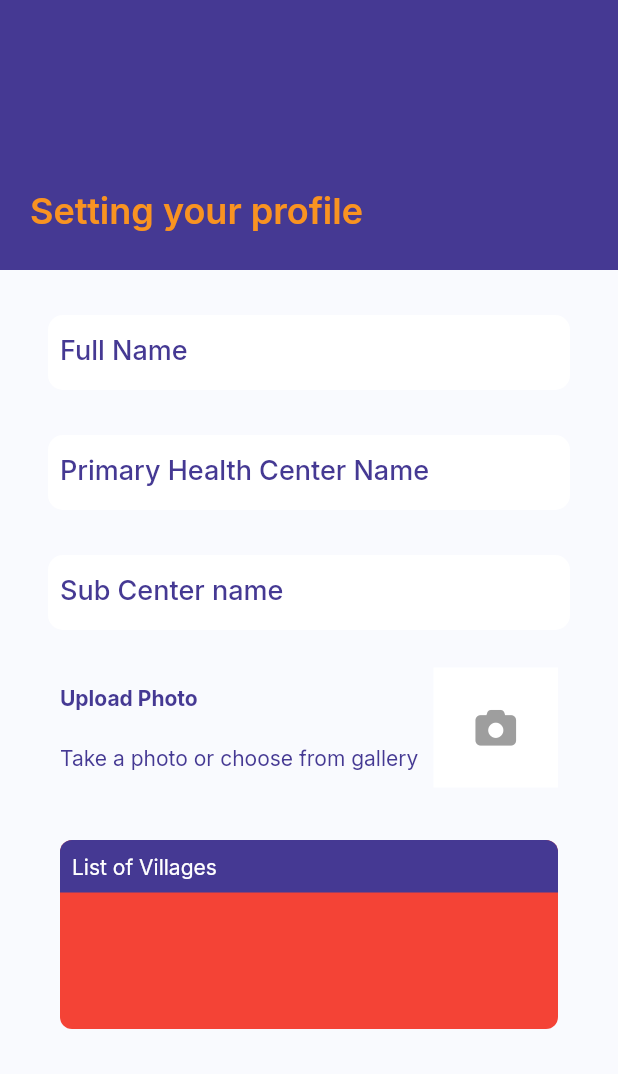
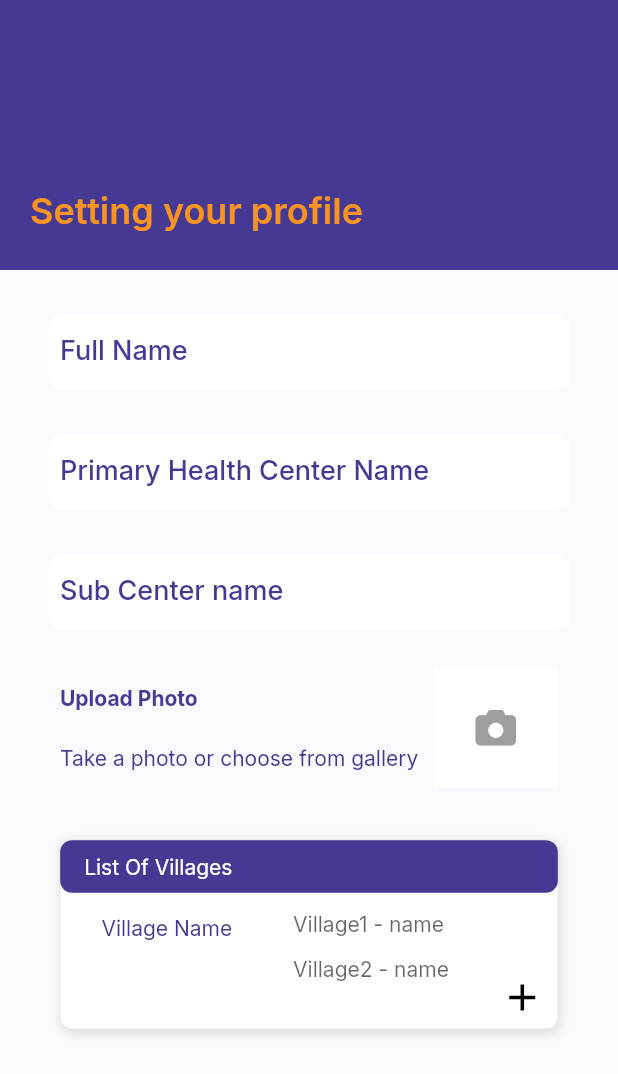
Before and after one commit to triviaGroups/janam, a Flutter app: the nurseDetails screen opened directly, on a phone screen of 412 x 824 dp. Shown: the top 1074 px of the screen. Run offline on Flutter 3.47's test engine with Material 2 defaults, Android fonts, the phone set to English and light mode, and no system bars; our stand-ins replace dropdown_button2, firebase_auth, firebase_core, font_awesome_flutter, google_fonts; accounts and stored records are empty.

Commit message:
22-5-2022

```diff
--- /dev/null
+++ b/lib/List/villageNameList.dart
@@ -0,0 +1,6 @@
+import 'package:flutter/material.dart';
+
+// List<Padding> villageNameList = <Padding>[
+//   villageNameList("village1 - name"),
+//   villageNameList("village2 - name"),
+// ];
--- a/lib/Login/login.dart
+++ b/lib/Login/login.dart
@@ -4,7 +4,6 @@ import 'package:janam/Login/nurseDetails.dart';
 import 'package:janam/constants/color_constants.dart';
 
 class Login extends StatefulWidget {
-  const Login({super.key});
 
   @override
   State<Login> createState() => _LoginState();
--- a/lib/Login/nurseDetails.dart
+++ b/lib/Login/nurseDetails.dart
@@ -2,6 +2,8 @@ import 'package:flutter/material.dart';
 import 'package:google_fonts/google_fonts.dart';
 import 'package:janam/constants/color_constants.dart';
 import 'package:font_awesome_flutter/font_awesome_flutter.dart';
+
+import '../Widgets/VillagenameList.dart';
 
 class nurseDetails extends StatefulWidget {
   const nurseDetails({super.key});
@@ -11,11 +13,15 @@ class nurseDetails extends StatefulWidget {
 }
 
 class _nurseDetailsState extends State<nurseDetails> {
+
+
   @override
   Widget build(BuildContext context) {
     return Scaffold(
+      resizeToAvoidBottomInset: false,
       backgroundColor: appBg,
-      body: Column(
+      body: SingleChildScrollView(
+        child: Column(
           children: [
             Container(
               height: 180,
@@ -149,8 +155,17 @@ class _nurseDetailsState extends State<nurseDetails> {
               height: 126,
               width: double.infinity,
               decoration: BoxDecoration(
-              color: Colors.red,
+                border: Border.all(width: 0.1, color: Colors.black38),
                 borderRadius: BorderRadius.circular(8),
+                color: Colors.white,
+                boxShadow: [
+                  BoxShadow(
+                    color: Colors.grey.shade300,
+                    blurRadius: 5,
+                    spreadRadius: 1,
+                    offset: Offset(1, 2),
+                  ),
+                ],
               ),
               child: Column(children: [
                 Container(
@@ -159,25 +174,72 @@ class _nurseDetailsState extends State<nurseDetails> {
                   height: 35,
                   decoration: BoxDecoration(
                     color: purple,
-                  borderRadius: BorderRadius.only(
-                      topLeft: Radius.circular(8),
-                      topRight: Radius.circular(8)),
+                    borderRadius: BorderRadius.circular(8),
                   ),
                   child: Padding(
-                  padding: EdgeInsets.only(left: 8.0),
+                    padding: EdgeInsets.only(left: 16.0),
                     child: Text(
-                    "List of Villages",
+                      "List Of Villages",
                       style: GoogleFonts.inter(
                           fontWeight: FontWeight.w400,
                           fontSize: 14,
                           color: Colors.white),
                     ),
                   ),
+                ),
+                Container(
+                  height: 85,
+                  width: MediaQuery.of(context).size.width,
+                  decoration: BoxDecoration(
+                    borderRadius: BorderRadius.only(
+                        bottomLeft: Radius.circular(8),
+                        bottomRight: Radius.circular(8)),
+                  ),
+                  child: Row(
+                    children: [
+                      Expanded(
+                          flex: 3,
+                          child: Container(
+                            margin: EdgeInsets.only(top: 15),
+                            alignment: Alignment.topCenter,
+                            child: Text(
+                              "Village Name",
+                              style: GoogleFonts.inter(
+                                  fontWeight: FontWeight.w400,
+                                  fontSize: 14,
+                                  color: purple),
+                            ),
+                          )),
+                      Expanded(
+                          flex: 3,
+                          child: Container(
+                            margin: EdgeInsets.symmetric(vertical: 10),
+                            child: Column(
+                              children: [
+                                VillageNameList("Village1 - name"),
+                                VillageNameList("Village2 - name")
+                              ],
+                            ),
+                          )),
+                      Expanded(
+                          child: Container(
+                        alignment: Alignment.bottomCenter,
+                        child: Icon(
+                          Icons.add,
+                          color: Colors.black,
+                          size: 30,
+                        ),
+                      )),
+                    ],
+                  ),
                 )
               ]),
             )
           ],
         ),
+      ),
     );
   }
+
+
 }
--- /dev/null
+++ b/lib/Widgets/VillagenameList.dart
@@ -0,0 +1,26 @@
+import 'package:flutter/material.dart';
+import 'package:google_fonts/google_fonts.dart';
+
+Padding VillageNameList(String villageName) {
+  return Padding(
+    padding: EdgeInsets.symmetric(horizontal: 0.5, vertical: 2.5),
+    child: Container(
+      alignment: Alignment.center,
+      height: 25,
+      width: 116,
+      child: TextField(
+        style: GoogleFonts.inter(
+          fontSize: 14,
+          fontWeight: FontWeight.w400,
+        ),
+        decoration: InputDecoration(
+            border: InputBorder.none,
+            hintText: villageName,
+            hintStyle: GoogleFonts.inter(
+              fontSize: 14,
+              fontWeight: FontWeight.w400,
+            )),
+      ),
+    ),
+  );
+}
--- a/lib/main.dart
+++ b/lib/main.dart
@@ -2,13 +2,9 @@ import 'package:firebase_auth/firebase_auth.dart';
 import 'package:firebase_core/firebase_core.dart';
 import 'package:flutter/material.dart';
 import 'package:flutter/services.dart';
-import 'package:janam/Home/home.dart';
-import 'package:janam/Other%20pages/IDSP.dart';
-import 'package:janam/Other%20pages/NPCDCS.dart';
-import 'package:janam/Other%20pages/covid.dart';
-import 'package:janam/Other%20pages/deathReg.dart';
-import 'package:janam/Other%20pages/stockReg.dart';
-import 'package:janam/Other%20pages/temperatureChart.dart';
+import 'package:janam/RMNCH/pregnancy.dart';
+import 'package:janam/Village%20Survey/page2.dart';
+import 'package:janam/Village%20Survey/page3.dart';
 import 'package:janam/constants/color_constants.dart';
 import 'package:janam/provider/colorSelection.dart';
 import 'package:provider/provider.dart';
@@ -80,7 +76,7 @@ class _FireBaseInitializationState extends State<FireBaseInitialization> {
 
                       if (streamSnapshot.connectionState ==
                           ConnectionState.active) {
-                        return const Home();
+                        return const Pregnancy();
                       }
 
                       return Scaffold(
```
Lines whose indentation alone changed are shown as unchanged.
